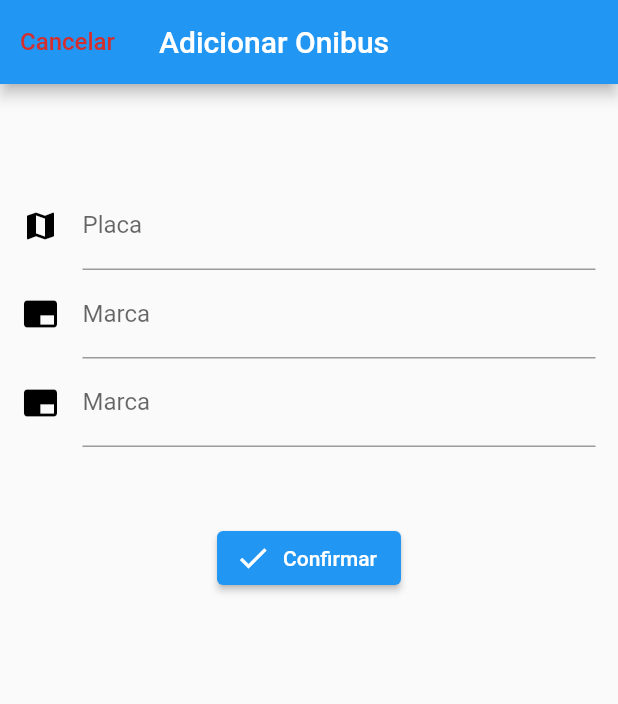
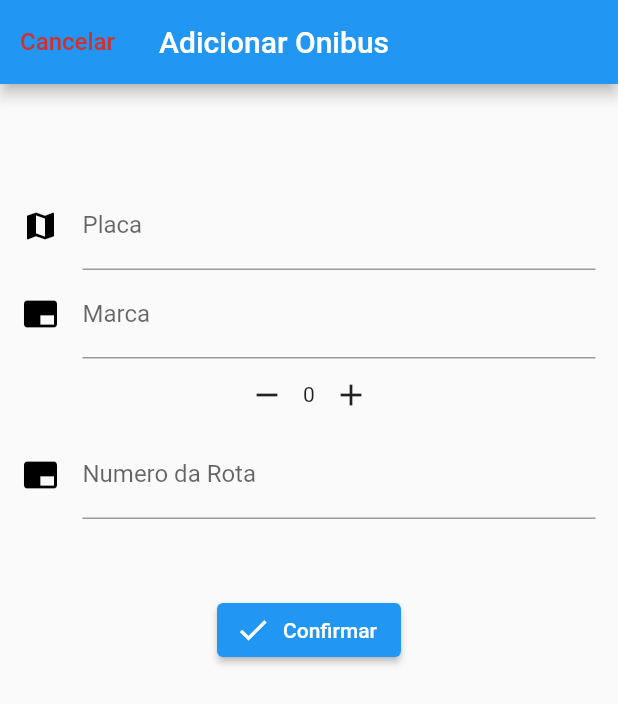
Before and after one commit to Maxteralex/onify, a Flutter app: the CreateBus screen opened directly, on a phone screen of 412 x 824 dp. Shown: the top 704 px of the screen. Run offline on Flutter 3.47's test engine with Material 2 defaults, Android fonts, the phone set to English and light mode, and no system bars; our stand-ins replace google_maps_flutter.

Commit message:
bug solve more or less

```diff
--- a/lib/create.bus.page.dart
+++ b/lib/create.bus.page.dart
@@ -4,6 +4,44 @@ import 'package:flutter/cupertino.dart';
 import 'package:flutter/material.dart';
 import 'package:flutter/services.dart';
 import 'model/bus.dart';
+
+
+class CounterFormField extends FormField<int> {
+
+  CounterFormField({
+    FormFieldSetter<int> onSaved,
+    FormFieldValidator<int> validator,
+    int initialValue = 0,
+    bool autovalidate = false
+  }) : super(
+      onSaved: onSaved,
+      validator: validator,
+      initialValue: initialValue,
+      enabled: autovalidate,
+      builder: (FormFieldState<int> state) {
+        return Row(
+          mainAxisSize: MainAxisSize.min,
+          children: <Widget>[
+            IconButton(
+              icon: Icon(Icons.remove),
+              onPressed: () {
+                state.didChange(state.value - 1);
+              },
+            ),
+            Text(
+                state.value.toString()
+            ),
+            IconButton(
+              icon: Icon(Icons.add),
+              onPressed: () {
+                state.didChange(state.value + 1);
+              },
+            ),
+          ],
+        );
+      }
+  );
+}
 
 class CreateBus extends StatefulWidget {
   @override
@@ -15,8 +53,7 @@ class _CreateBusState extends State<CreateBus> {
   String plate;
   String brand;
   int busNumber;
-  TextEditingController _dataNewBus = TextEditingController();
-
+  final busNumerController = TextEditingController();
   //Validação e Salvamento na lista
   void _salvarForm() {
     if (_formKey.currentState.validate()) {
@@ -32,6 +69,7 @@ class _CreateBusState extends State<CreateBus> {
   @override
   Widget build(BuildContext context) {
     return Scaffold(
+        resizeToAvoidBottomInset: false,
         appBar: AppBar(
           title: Text(
             "Adicionar Onibus",
@@ -46,7 +84,7 @@ class _CreateBusState extends State<CreateBus> {
             ),
           ),
         ),
-        body: SafeArea(
+        body: SingleChildScrollView(child: SafeArea(
           minimum: const EdgeInsets.all(15.0),
           child: Form(
             key: _formKey,
@@ -85,10 +123,19 @@ class _CreateBusState extends State<CreateBus> {
                       if (value.isEmpty) return "Por favor insira a marca do veículo!";
                       return null;
                     }),
+                CounterFormField(
+                  autovalidate: false,
+                  validator: (value) {
+                    if (value < 0) {
+                      return 'Negative values not supported';
+                    } return null;
+                  },
+                  onSaved: (value) => this.busNumber = value,
+                ),
                 TextFormField(
-                    onSaved: (val) => brand = val,
+                    onSaved: (val) => brand = val ,
                     decoration: InputDecoration(
-                      labelText: 'Marca',
+                      labelText: 'Numero da Rota',
                       icon: Icon(
                         Icons.branding_watermark,
                         color: Colors.black,
@@ -117,6 +164,6 @@ class _CreateBusState extends State<CreateBus> {
               ],
             ),
           ),
-        ));
+        )));
   }
 }
--- a/lib/model/bus.dart
+++ b/lib/model/bus.dart
@@ -5,6 +5,10 @@ import 'driver.dart';
 
 class BusModel extends ChangeNotifier{
   List<Bus> _buses = [];
+
+  List<Bus> get buses {
+    return _buses;
+  }
 
   void add(Bus bus) {
     _buses.add(bus);
```
Also changed, not shown: lib/bus.page.dart (+5 -3 lines).
